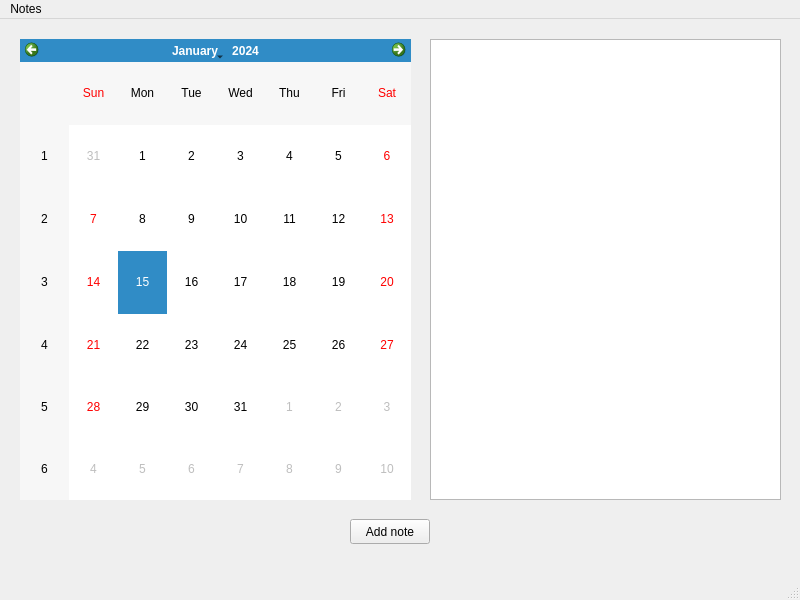
First picture: the form in GUI/mainwindow.ui, repository kruasann/spbau_python, before the edit.
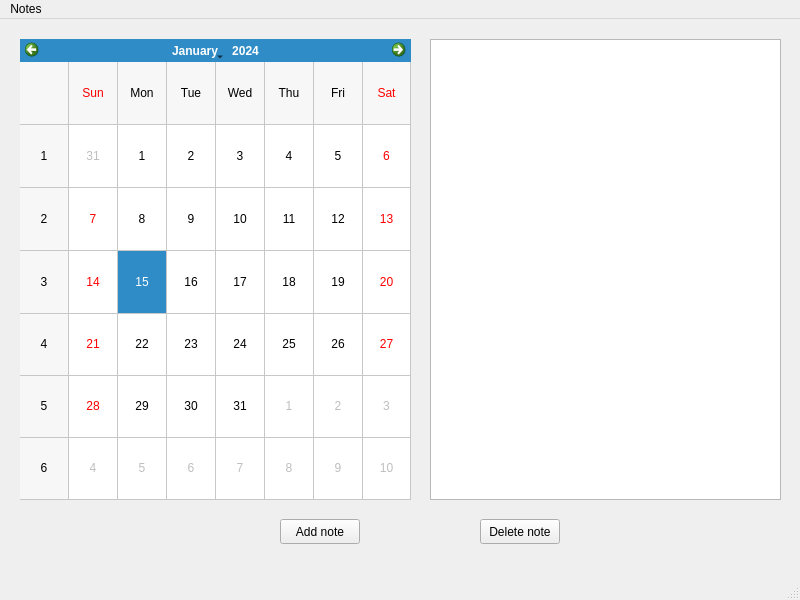
Second picture: the form after the edit.

```diff
--- a/GUI/mainwindow.ui
+++ b/GUI/mainwindow.ui
@@ -26,6 +26,9 @@
     <property name="firstDayOfWeek">
      <enum>Qt::Sunday</enum>
     </property>
+    <property name="gridVisible">
+     <bool>true</bool>
+    </property>
     <property name="verticalHeaderFormat">
      <enum>QCalendarWidget::ISOWeekNumbers</enum>
     </property>
@@ -46,7 +49,7 @@
    <widget class="QPushButton" name="AddNote">
     <property name="geometry">
      <rect>
-      <x>350</x>
+      <x>280</x>
       <y>500</y>
       <width>80</width>
       <height>25</height>
@@ -56,6 +59,32 @@
      <string>Add note</string>
     </property>
    </widget>
+   <widget class="QPushButton" name="DeleteNote">
+    <property name="geometry">
+     <rect>
+      <x>480</x>
+      <y>500</y>
+      <width>80</width>
+      <height>25</height>
+     </rect>
+    </property>
+    <property name="text">
+     <string>Delete note</string>
+    </property>
+   </widget>
+   <widget class="QLabel" name="Text">
+    <property name="geometry">
+     <rect>
+      <x>330</x>
+      <y>530</y>
+      <width>191</width>
+      <height>21</height>
+     </rect>
+    </property>
+    <property name="text">
+     <string/>
+    </property>
+   </widget>
   </widget>
   <widget class="QStatusBar" name="statusbar"/>
   <widget class="QMenuBar" name="menubar">
```
Left out of the diff: 8 changed lines with no effect on the pictures.
